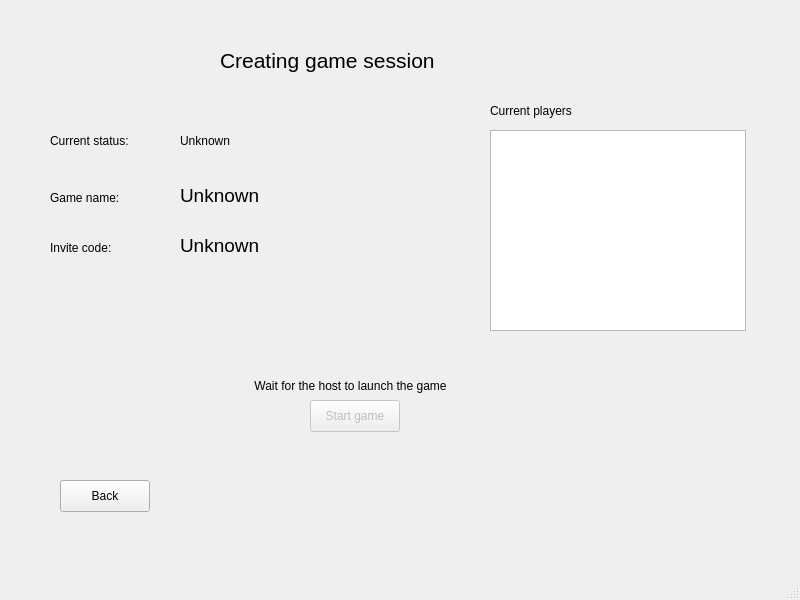
cavoke-project/cavoke, file client/views/protoroomview.ui: the form before one commit.
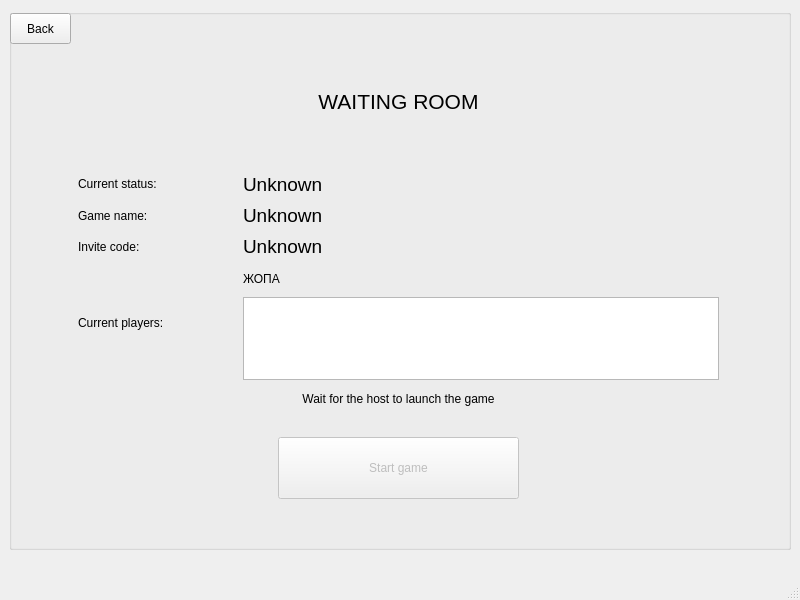
The form after the commit.

```diff
--- a/client/views/protoroomview.ui
+++ b/client/views/protoroomview.ui
@@ -10,76 +10,110 @@
     <height>600</height>
    </rect>
   </property>
+  <property name="minimumSize">
+   <size>
+    <width>800</width>
+    <height>600</height>
+   </size>
+  </property>
+  <property name="maximumSize">
+   <size>
+    <width>800</width>
+    <height>600</height>
+   </size>
+  </property>
   <property name="windowTitle">
    <string>MainWindow</string>
   </property>
   <widget class="QWidget" name="centralwidget">
-   <widget class="QLabel" name="statusLabel">
+   <widget class="QGroupBox" name="groupBox">
     <property name="geometry">
      <rect>
-      <x>180</x>
-      <y>110</y>
-      <width>231</width>
-      <height>61</height>
+      <x>9</x>
+      <y>9</y>
+      <width>782</width>
+      <height>541</height>
      </rect>
     </property>
-    <property name="text">
-     <string>Unknown</string>
+    <property name="title">
+     <string/>
     </property>
-   </widget>
-   <widget class="QLabel" name="headerLabel">
+    <widget class="QPushButton" name="backButton">
     <property name="geometry">
      <rect>
-      <x>220</x>
-      <y>20</y>
-      <width>251</width>
-      <height>81</height>
-     </rect>
-    </property>
-    <property name="font">
-     <font>
-      <pointsize>16</pointsize>
-     </font>
-    </property>
+       <x>1</x>
+       <y>4</y>
+       <width>61</width>
+       <height>31</height>
+      </rect>
+     </property>
     <property name="text">
-     <string>Creating game session</string>
-    </property>
-   </widget>
-   <widget class="QLabel" name="label_2">
+      <string>Back</string>
+     </property>
+    </widget>
+    <widget class="QWidget" name="gridLayoutWidget">
     <property name="geometry">
      <rect>
-      <x>50</x>
-      <y>130</y>
-      <width>121</width>
-      <height>21</height>
-     </rect>
-    </property>
+       <x>59</x>
+       <y>29</y>
+       <width>661</width>
+       <height>481</height>
+      </rect>
+     </property>
+     <layout class="QGridLayout" name="gridLayout" rowstretch="2,3,1,1,1,1,2,1,1,4,0" columnstretch="1,3">
+      <property name="leftMargin">
+       <number>10</number>
+      </property>
+      <property name="rightMargin">
+       <number>10</number>
+      </property>
+      <item row="8" column="0" colspan="2">
+       <widget class="QLabel" name="waitForHostLabel">
     <property name="text">
-     <string>Current status:</string>
-    </property>
-   </widget>
-   <widget class="QLabel" name="inviteCodeHLabel">
-    <property name="geometry">
-     <rect>
-      <x>50</x>
-      <y>240</y>
-      <width>91</width>
-      <height>16</height>
-     </rect>
-    </property>
+         <string>Wait for the host to launch the game</string>
+        </property>
+        <property name="alignment">
+         <set>Qt::AlignCenter</set>
+        </property>
+       </widget>
+      </item>
+      <item row="9" column="0" colspan="2">
+       <layout class="QHBoxLayout" name="horizontalLayout">
+        <property name="leftMargin">
+         <number>200</number>
+        </property>
+        <property name="topMargin">
+         <number>20</number>
+        </property>
+        <property name="rightMargin">
+         <number>200</number>
+        </property>
+        <property name="bottomMargin">
+         <number>20</number>
+        </property>
+        <item>
+         <widget class="QPushButton" name="joinGameButton">
+          <property name="enabled">
+           <bool>false</bool>
+          </property>
+          <property name="sizePolicy">
+           <sizepolicy hsizetype="Ignored" vsizetype="Ignored">
+            <horstretch>0</horstretch>
+            <verstretch>0</verstretch>
+           </sizepolicy>
+          </property>
     <property name="text">
-     <string>Invite code:</string>
-    </property>
-   </widget>
+           <string>Start game</string>
+          </property>
+          <property name="checkable">
+           <bool>false</bool>
+          </property>
+         </widget>
+        </item>
+       </layout>
+      </item>
+      <item row="4" column="1">
    <widget class="QLabel" name="inviteCodeLabel">
-    <property name="geometry">
-     <rect>
-      <x>180</x>
-      <y>220</y>
-      <width>231</width>
-      <height>51</height>
-     </rect>
-    </property>
     <property name="font">
      <font>
       <pointsize>14</pointsize>
@@ -98,34 +132,16 @@
      <set>Qt::LinksAccessibleByMouse|Qt::TextSelectableByMouse</set>
     </property>
    </widget>
-   <widget class="QPushButton" name="joinGameButton">
-    <property name="enabled">
-     <bool>false</bool>
-    </property>
-    <property name="geometry">
-     <rect>
-      <x>310</x>
-      <y>400</y>
-      <width>90</width>
-      <height>32</height>
-     </rect>
-    </property>
+      </item>
+      <item row="4" column="0">
+       <widget class="QLabel" name="inviteCodeHLabel">
     <property name="text">
-     <string>Start game</string>
-    </property>
-    <property name="checkable">
-     <bool>false</bool>
-    </property>
-   </widget>
-   <widget class="QLabel" name="gameNameLabel">
-    <property name="geometry">
-     <rect>
-      <x>180</x>
-      <y>170</y>
-      <width>231</width>
-      <height>51</height>
-     </rect>
-    </property>
+         <string>Invite code:</string>
+        </property>
+       </widget>
+      </item>
+      <item row="2" column="1">
+       <widget class="QLabel" name="statusLabel">
     <property name="font">
      <font>
       <pointsize>14</pointsize>
@@ -135,83 +151,67 @@
      <string>Unknown</string>
     </property>
    </widget>
+      </item>
+      <item row="6" column="1" rowspan="2">
+       <widget class="QListWidget" name="playersListWidget"/>
+      </item>
+      <item row="2" column="0">
+       <widget class="QLabel" name="label_2">
+        <property name="text">
+         <string>Current status:</string>
+        </property>
+       </widget>
+      </item>
+      <item row="0" column="0" rowspan="2" colspan="2">
+       <widget class="QLabel" name="headerLabel">
+        <property name="font">
+         <font>
+          <pointsize>16</pointsize>
+         </font>
+        </property>
+        <property name="text">
+         <string>WAITING ROOM</string>
+        </property>
+        <property name="alignment">
+         <set>Qt::AlignCenter</set>
+        </property>
+       </widget>
+      </item>
+      <item row="3" column="0">
    <widget class="QLabel" name="gameNameHLabel">
-    <property name="geometry">
-     <rect>
-      <x>50</x>
-      <y>190</y>
-      <width>91</width>
-      <height>16</height>
-     </rect>
-    </property>
     <property name="text">
      <string>Game name:</string>
     </property>
    </widget>
-   <widget class="QPushButton" name="backButton">
-    <property name="geometry">
-     <rect>
-      <x>60</x>
-      <y>480</y>
-      <width>90</width>
-      <height>32</height>
-     </rect>
+      </item>
+      <item row="3" column="1">
+       <widget class="QLabel" name="gameNameLabel">
+        <property name="font">
+         <font>
+          <pointsize>14</pointsize>
+         </font>
     </property>
     <property name="text">
-     <string>Back</string>
-    </property>
-   </widget>
-   <widget class="QListWidget" name="playersListWidget">
-    <property name="geometry">
-     <rect>
-      <x>490</x>
-      <y>130</y>
-      <width>256</width>
-      <height>201</height>
-     </rect>
-    </property>
-   </widget>
-   <widget class="QLabel" name="currentPlayersHLabel">
-    <property name="geometry">
-     <rect>
-      <x>490</x>
-      <y>100</y>
-      <width>211</width>
-      <height>21</height>
-     </rect>
-    </property>
-    <property name="text">
-     <string>Current players</string>
-    </property>
-   </widget>
+         <string>Unknown</string>
+        </property>
+       </widget>
+      </item>
+      <item row="5" column="1">
    <widget class="QLabel" name="joinErrorLabel">
-    <property name="geometry">
-     <rect>
-      <x>200</x>
-      <y>330</y>
-      <width>291</width>
-      <height>31</height>
-     </rect>
-    </property>
     <property name="text">
-     <string/>
-    </property>
-   </widget>
-   <widget class="QLabel" name="waitForHostLabel">
-    <property name="geometry">
-     <rect>
-      <x>200</x>
-      <y>370</y>
-      <width>301</width>
-      <height>31</height>
-     </rect>
-    </property>
+         <string>ЖОПА</string>
+        </property>
+       </widget>
+      </item>
+      <item row="6" column="0">
+       <widget class="QLabel" name="currentPlayersHLabel">
     <property name="text">
-     <string>Wait for the host to launch the game</string>
-    </property>
-    <property name="alignment">
-     <set>Qt::AlignCenter</set>
-    </property>
+         <string>Current players:</string>
+        </property>
+       </widget>
+      </item>
+     </layout>
+    </widget>
    </widget>
   </widget>
   <widget class="QMenuBar" name="menubar">
```
Lines whose indentation alone changed are shown as unchanged.
